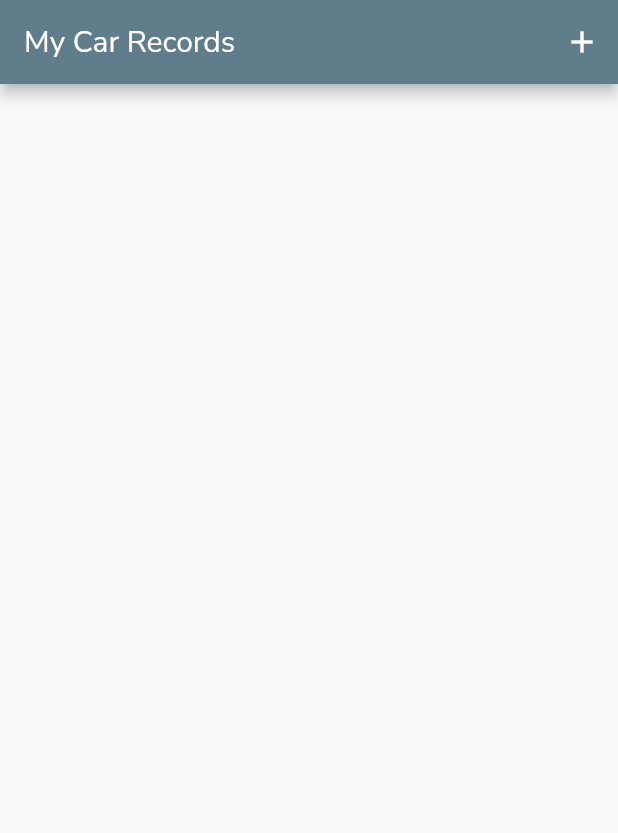
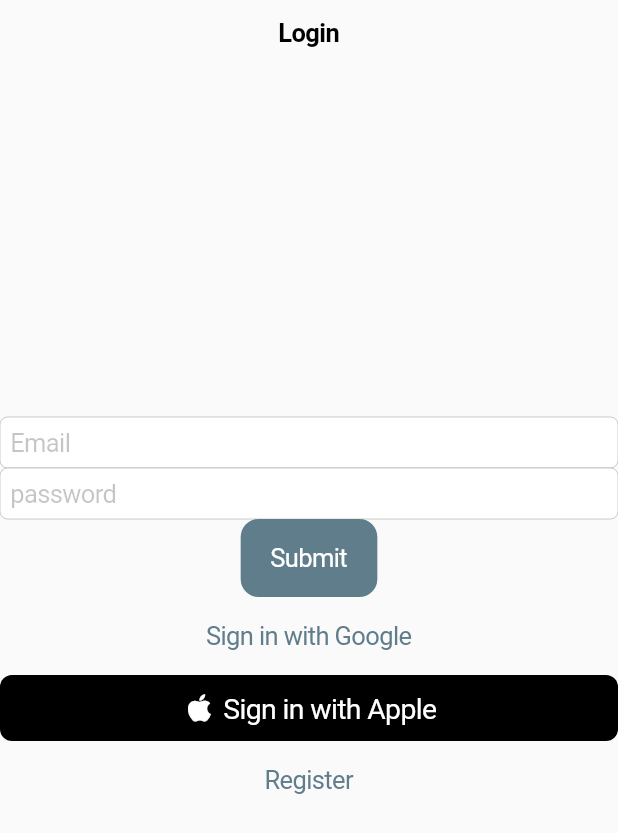
Before and after one commit to Developer-Incubator/my_car_records, a Flutter app: the screen it shows after launch, on a phone screen of 412 x 824 dp. Shown: the top 833 px of the screen. Run offline on Flutter 3.47's test engine with Material 2 defaults, Android fonts, the light colour scheme and no system bars; drawn by our look-alikes of sign_in_with_apple; our stand-ins replace firebase_auth, firebase_core, firebase_database, google_sign_in; accounts and stored records are empty.

Commit message:
login with google, apple , or email

```diff
--- /dev/null
+++ b/lib/constance/routes.dart
@@ -0,0 +1,14 @@
+import 'package:flutter/widgets.dart';
+import 'package:my_car_records/views/home_screen.dart';
+import 'package:my_car_records/views/login/login.dart';
+import 'package:my_car_records/views/profile.dart';
+import 'package:my_car_records/views/register.dart';
+
+Map<String, Widget Function(BuildContext)> routes = {
+  "/login": (context) => const LoginPage(),
+  "/register": (context) => const RegisterPage(),
+  "/dashboard": (context) {
+    return const MyHomePage();
+  },
+  "/profile": (context) => const ProfilePage(),
+};
--- a/lib/main.dart
+++ b/lib/main.dart
@@ -1,12 +1,20 @@
+import 'dart:io';
+
+import 'package:firebase_auth/firebase_auth.dart';
+import 'package:flutter/cupertino.dart';
 import 'package:flutter/material.dart';
 import 'package:firebase_core/firebase_core.dart';
+import 'package:my_car_records/constance/constance.dart';
+import 'package:my_car_records/constance/routes.dart';
+import 'package:my_car_records/views/login/login.dart';
+import 'package:my_car_records/views/register.dart';
 
 import 'views/home_screen.dart';
 
 void main() async {
   WidgetsFlutterBinding.ensureInitialized();
   await Firebase.initializeApp();
-  runApp(MyApp());
+  runApp(const MyApp());
 }
 
 /// MyApp
@@ -14,39 +22,36 @@
 /// Sets the database connection. checks if the connecton was successful for the user to procede. will show the home screen
 ///
 class MyApp extends StatelessWidget {
-  final Future<FirebaseApp> _fbApp = Firebase.initializeApp();
-  bool isLoading = false;
+  // final Future<FirebaseApp> _fbApp = Firebase.initializeApp();
+  // bool isLoading = false;
 
-  MyApp({Key? key}) : super(key: key);
+  const MyApp({Key? key}) : super(key: key);
 
   @override
   Widget build(BuildContext context) {
-    return MaterialApp(
+    return Platform.isIOS
+        ? CupertinoApp(
             debugShowCheckedModeBanner: false,
-      title: 'My Car Records',
+
+            navigatorKey: navKey,
+            routes: routes,
+            theme: CupertinoThemeData(
+                barBackgroundColor: Colors.blueGrey.shade600,
+                primaryColor: Colors.white,
+                textTheme: const CupertinoTextThemeData(
+                    textStyle: TextStyle(fontFamily: "NunitoSans"))),
+            // initialRoute: "/login",
+            home: const LoginPage(),
+          )
+        : MaterialApp(
+            debugShowCheckedModeBanner: false,
+            navigatorKey: navKey,
             theme: ThemeData(
                 primarySwatch: Colors.blueGrey,
                 primaryColor: Colors.blueGrey.shade600,
                 fontFamily: "NunitoSans"),
-      home: FutureBuilder(
-        future: _fbApp,
-        builder: (context, snapshot) {
-          if (snapshot.hasError) {
-            debugPrint("There was an error! ${snapshot.error.toString()}");
-            return const Text("Something went wrong");
-          } else if (snapshot.hasData) {
-            return const MyHomePage(title: 'My Car Records');
-          } else {
-            return const Center(
-              child: SizedBox(
-                width: 60,
-                height: 60,
-                child: CircularProgressIndicator(),
-              ),
-            );
-          }
-        },
-      ),
+            routes: routes,
+            initialRoute: "/login",
           );
   }
 }
--- /dev/null
+++ b/lib/views/login/login.dart
@@ -0,0 +1,103 @@
+import 'package:firebase_auth/firebase_auth.dart';
+import 'package:flutter/cupertino.dart';
+import 'package:my_car_records/constance/constance.dart';
+import 'package:my_car_records/controllers/signin.dart';
+import 'package:sign_in_with_apple/sign_in_with_apple.dart';
+
+class LoginPage extends StatefulWidget {
+  const LoginPage({super.key});
+
+  @override
+  State<LoginPage> createState() => _LoginPageState();
+}
+
+class _LoginPageState extends State<LoginPage> {
+  TextEditingController email = TextEditingController();
+  TextEditingController password = TextEditingController();
+  @override
+  void initState() {
+    super.initState();
+    FirebaseAuth.instance.authStateChanges().listen((User? user) {
+      if (user == null) {
+        print('User is currently signed out!');
+      } else {
+        Navigator.pushReplacementNamed(context, "/dashboard");
+        print('User is signed in!');
+      }
+    });
+  }
+
+  @override
+  void dispose() {
+    email.dispose();
+    password.dispose();
+    super.dispose();
+  }
+
+  @override
+  Widget build(BuildContext context) {
+    return CupertinoPageScaffold(
+      navigationBar: const CupertinoNavigationBar(
+        middle: Text('Login'),
+      ),
+      child: Column(
+        mainAxisAlignment: MainAxisAlignment.center,
+        children: [
+          CupertinoTextField(
+            placeholder: "Email",
+            controller: email,
+          ),
+          CupertinoTextField(
+            placeholder: "password",
+            controller: password,
+          ),
+          CupertinoButton.filled(
+              child: const Text("Submit"),
+              onPressed: () async {
+                try {
+                  final UserCredential credential = await FirebaseAuth.instance
+                      .signInWithEmailAndPassword(
+                          email: email.text, password: password.text);
+                  Navigator.pushReplacementNamed(
+                      navKey.currentContext!, "/dashboard");
+                } on FirebaseAuthException catch (e) {
+                  if (e.code == 'user-not-found') {
+                    print('No user found for that email.');
+                  } else if (e.code == 'wrong-password') {
+                    print('Wrong password provided for that user.');
+                  }
+                }
+              }),
+          CupertinoButton(
+              child: Text("Sign in with Google"),
+              onPressed: (() {
+                try {
+                  signInWithGoogle();
+                } catch (e) {
+                  debugPrint(e.toString());
+                }
+              })),
+          SignInWithAppleButton(
+            onPressed: () async {
+              try {
+                // if();
+                UserCredential? user = await signInWithApple();
+                print(user);
+              } catch (e) {
+                debugPrint(e.toString());
+              }
+
+              // Now send the credential (especially `credential.authorizationCode`) to your server to create a session
+              // after they have been validated with Apple (see `Integration` section for more information on how to do this)
+            },
+          ),
+          CupertinoButton(
+              child: const Text("Register"),
+              onPressed: () {
+                Navigator.pushNamed(context, "/register");
+              })
+        ],
+      ),
+    );
+  }
+}
--- /dev/null
+++ b/lib/views/register.dart
@@ -0,0 +1,65 @@
+import 'package:firebase_auth/firebase_auth.dart';
+import 'package:flutter/cupertino.dart';
+import 'package:my_car_records/constance/constance.dart';
+
+class RegisterPage extends StatefulWidget {
+  const RegisterPage({super.key});
+
+  @override
+  State<RegisterPage> createState() => _RegisterPage();
+}
+
+class _RegisterPage extends State<RegisterPage> {
+  TextEditingController email = TextEditingController();
+  TextEditingController password = TextEditingController();
+  @override
+  void dispose() {
+    super.dispose();
+    email.dispose();
+    password.dispose();
+  }
+
+  @override
+  Widget build(BuildContext context) {
+    return CupertinoPageScaffold(
+      navigationBar: const CupertinoNavigationBar(
+        middle: Text('Register'),
+      ),
+      child: Column(
+        mainAxisAlignment: MainAxisAlignment.center,
+        children: [
+          CupertinoTextField(
+            placeholder: "Email",
+            controller: email,
+          ),
+          CupertinoTextField(
+            placeholder: "password",
+            controller: password,
+          ),
+          CupertinoButton.filled(
+              child: const Text("Submit"),
+              onPressed: () async {
+                try {
+                  final UserCredential credential = await FirebaseAuth.instance
+                      .createUserWithEmailAndPassword(
+                    email: email.text,
+                    password: password.text,
+                  );
+                  Navigator.pop(navKey.currentContext!);
+                  Navigator.pushReplacementNamed(
+                      navKey.currentContext!, "/dashboard");
+                } on FirebaseAuthException catch (e) {
+                  if (e.code == 'weak-password') {
+                    print('The password provided is too weak.');
+                  } else if (e.code == 'email-already-in-use') {
+                    print('The account already exists for that email.');
+                  }
+                } catch (e) {
+                  print(e);
+                }
+              })
+        ],
+      ),
+    );
+  }
+}
--- a/pubspec.yaml
+++ b/pubspec.yaml
@@ -36,6 +36,10 @@
   cupertino_icons: ^1.0.2
   firebase_core: ^1.20.1
   firebase_database: ^9.1.1
+  firebase_auth: ^3.11.2
+  google_sign_in: ^6.0.2
+  sign_in_with_apple: ^4.3.0
+  crypto: ^3.0.2
   # cloud_firestore: ^3.4.4
 
 dev_dependencies:
```
Also changed, not shown: lib/constance/constance.dart (added, +16 -0 lines), lib/controllers/car/car_form.dart (+142 -1 lines), lib/controllers/signin.dart (added, +76 -0 lines), lib/views/home_screen.dart (+64 -12 lines), lib/views/profile.dart (added, +41 -0 lines), lib/controllers/loading_page.dart (deleted), lib/controllers/login_page.dart (deleted), pubspec.lock, 11 other files. Lines whose indentation alone changed are shown as unchanged.
